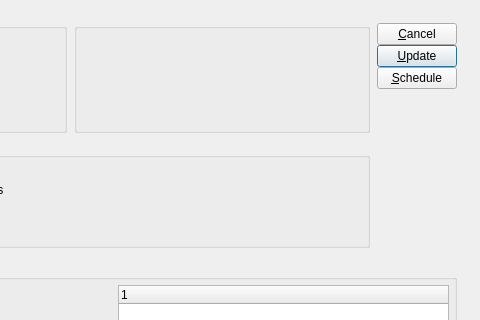
This is guiclient/updateOUTLevels.ui in Pegasus-RPG/xtuple-client as Qt 5 draws it before an edit; both pictures show x 252 to 732 and y 0 to 320 of the 732 by 508 pixel window. The edited form follows.
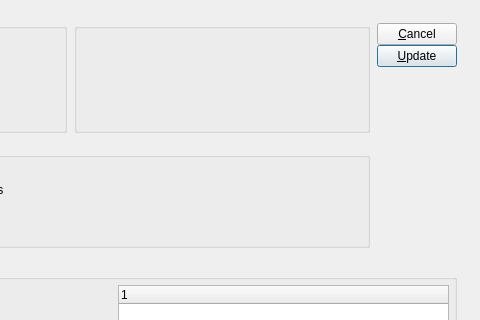
This is the edited form. Custom widgets are drawn as their Qt base class.

Commit message: Issue #9401:remove submitAction logic that was moved to xtbatch

What changed in the file:
```diff
--- a/guiclient/updateOUTLevels.ui
+++ b/guiclient/updateOUTLevels.ui
@@ -221,13 +221,6 @@
              </property>
             </widget>
            </item>
-           <item>
-            <widget class="QPushButton" name="_submit">
-             <property name="text">
-              <string>&amp;Schedule</string>
-             </property>
-            </widget>
-           </item>
           </layout>
          </item>
          <item>
```
Left out of the diff: 1 changed line with no effect on the pictures. The commit also changes 36 other files.
